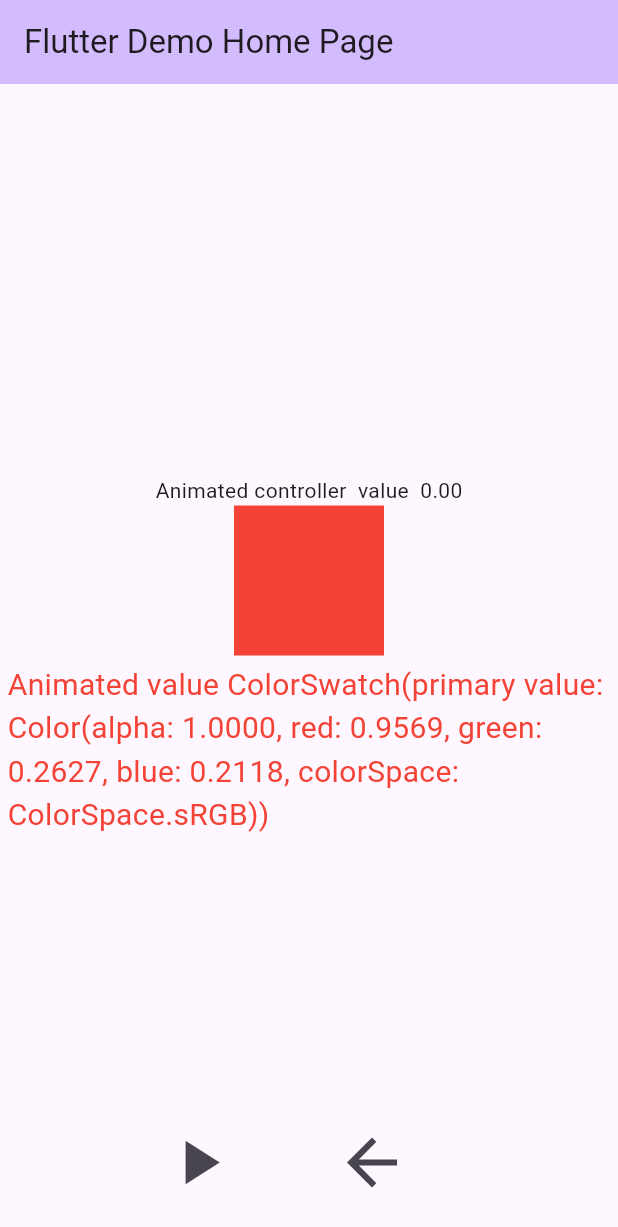
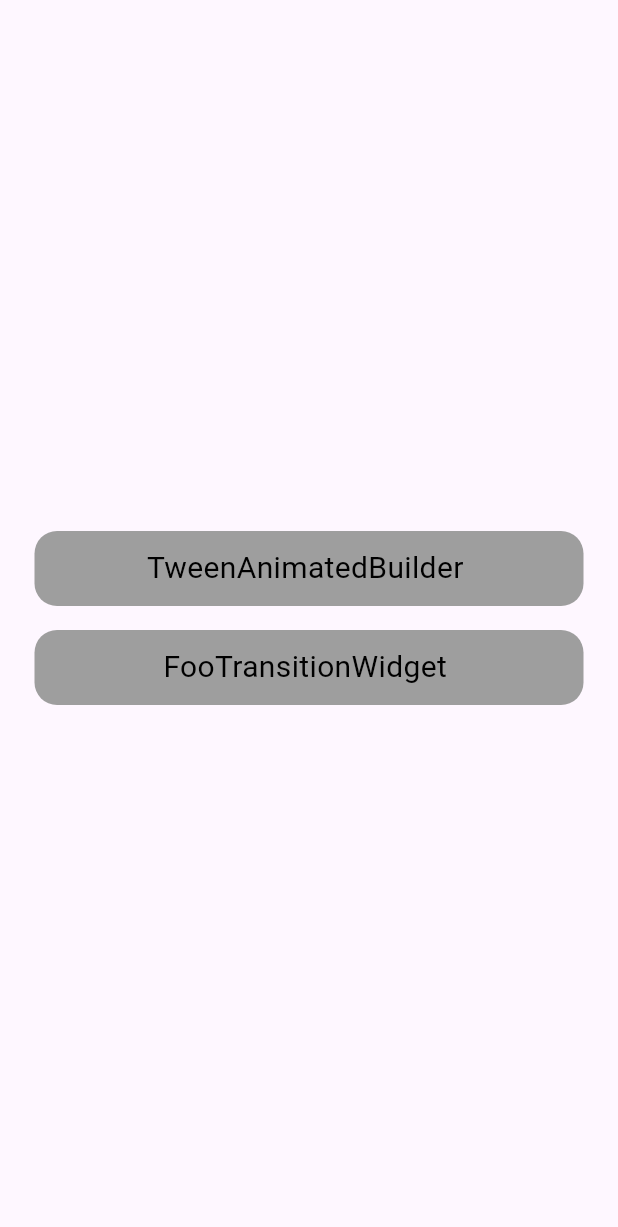
Before and after one commit to abdulrahmanahme/Animations, a Flutter app: the screen it shows after launch, on a phone screen of 412 x 824 dp. Shown: the top 1227 px of the screen. Run offline on Flutter 3.47's test engine with Material 3 defaults, Android fonts, the phone set to English and light mode, and no system bars.

Commit message:
- Foo Transition widget

```diff
--- /dev/null
+++ b/lib/animation_screen.dart
@@ -0,0 +1,78 @@
+import 'package:animations/animations/tween_animated_builder.dart';
+import 'package:flutter/material.dart';
+
+import 'animations/foo_transition_widget.dart';
+
+class AnimationScreen extends StatelessWidget {
+  const AnimationScreen({super.key});
+
+  @override
+  Widget build(BuildContext context) {
+    return Scaffold(
+      body: Padding(
+        padding: const EdgeInsets.all(15.0),
+        child: Column(
+          crossAxisAlignment: CrossAxisAlignment.center,
+          mainAxisAlignment: MainAxisAlignment.center,
+          children: [
+            CustomAnimation(
+              title: 'TweenAnimatedBuilder ',
+              onTap: () {
+                Navigator.push(
+                  context,
+                  MaterialPageRoute(
+                    builder: (context) => const TweenAnimatedBuilderScreen(),
+                  ),
+                );
+              },
+            ),
+              CustomAnimation(
+              title: 'FooTransitionWidget ',
+              onTap: () {
+                Navigator.push(
+                  context,
+                  MaterialPageRoute(
+                    builder: (context) => const FooTransitionWidgetScreen(),
+                  ),
+                );
+              },
+            ),
+          ],
+        ),
+      ),
+    );
+  }
+}
+
+class CustomAnimation extends StatelessWidget {
+  const CustomAnimation({super.key, required this.title, this.onTap});
+
+  final String title;
+  final void Function()? onTap;
+  @override
+  Widget build(BuildContext context) {
+    return Padding(
+      padding: const EdgeInsets.all(8.0),
+      child: InkWell(
+        onTap: onTap,
+        child: Container(
+          height: 50,
+          width: double.infinity,
+          decoration: BoxDecoration(
+            borderRadius: BorderRadius.circular(15),
+            color: Colors.grey,
+          ),
+          child: Center(
+            child: Text(
+              title,
+              style: const TextStyle(
+                color: Colors.black,
+                fontSize: 20,
+              ),
+            ),
+          ),
+        ),
+      ),
+    );
+  }
+}
--- a/lib/main.dart
+++ b/lib/main.dart
@@ -1,4 +1,4 @@
-import 'package:animations/home_screen.dart';
+import 'package:animations/animation_screen.dart';
 import 'package:flutter/material.dart';
 
 void main() {
@@ -16,7 +16,7 @@ class MyApp extends StatelessWidget {
         colorScheme: ColorScheme.fromSeed(seedColor: Colors.deepPurple),
         useMaterial3: true,
       ),
-      home: const HomeScreen(title: 'Flutter Demo Home Page'),
+      home: const AnimationScreen(),
     );
   }
 }
```
Also changed, not shown: lib/animations/foo_transition_widget.dart (added, +144 -0 lines), lib/animations/tween_animated_builder.dart (added, +30 -0 lines), lib/home_screen.dart (+21 -0 lines).
